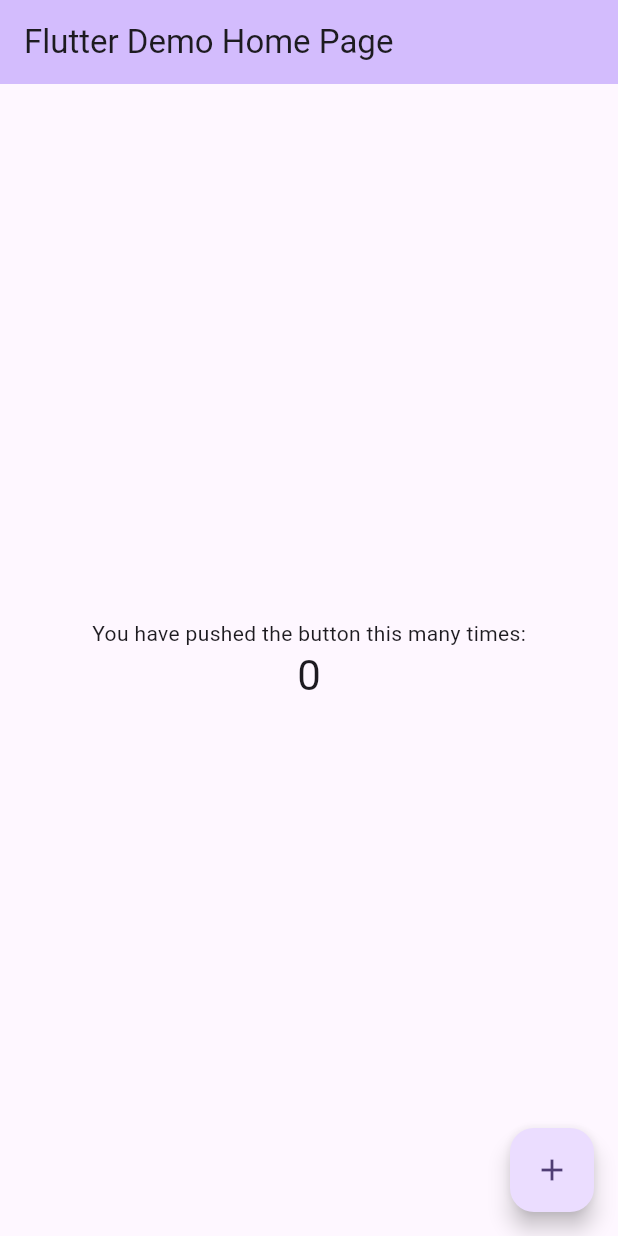
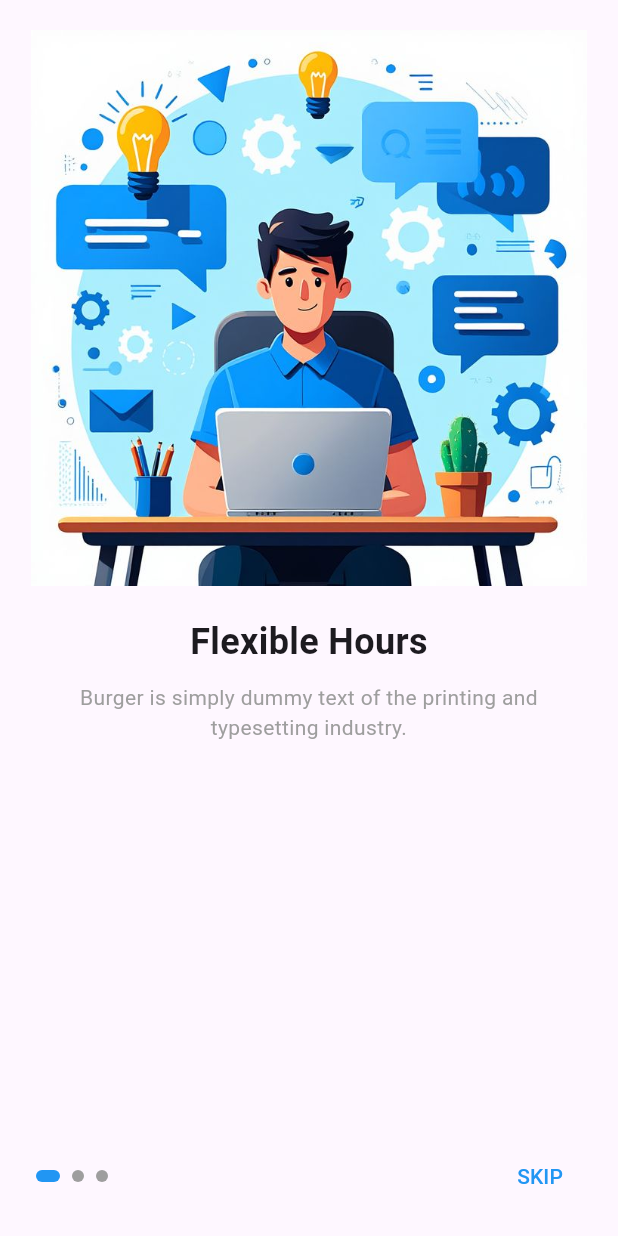
Before and after one commit to mostafa-eltrass/course-app, a Flutter app: the screen it shows after launch, on a phone screen of 412 x 824 dp. Run offline on Flutter 3.47's test engine with Material 3 defaults, Android fonts, the phone set to English and light mode, and no system bars.

Commit message:
create onboarding screen

```diff
--- a/lib/main.dart
+++ b/lib/main.dart
@@ -1,4 +1,5 @@
 import 'package:flutter/material.dart';
+import 'onboarding/onboarding_screen.dart';
 
 void main() {
   runApp(const MyApp());
@@ -7,116 +8,31 @@ void main() {
 class MyApp extends StatelessWidget {
   const MyApp({super.key});
 
-  // This widget is the root of your application.
   @override
   Widget build(BuildContext context) {
     return MaterialApp(
       title: 'Flutter Demo',
+      debugShowCheckedModeBanner: false,
       theme: ThemeData(
-        // This is the theme of your application.
-        //
-        // TRY THIS: Try running your application with "flutter run". You'll see
-        // the application has a purple toolbar. Then, without quitting the app,
-        // try changing the seedColor in the colorScheme below to Colors.green
-        // and then invoke "hot reload" (save your changes or press the "hot
-        // reload" button in a Flutter-supported IDE, or press "r" if you used
-        // the command line to start the app).
-        //
-        // Notice that the counter didn't reset back to zero; the application
-        // state is not lost during the reload. To reset the state, use hot
-        // restart instead.
-        //
-        // This works for code too, not just values: Most code changes can be
-        // tested with just a hot reload.
         colorScheme: ColorScheme.fromSeed(seedColor: Colors.deepPurple),
       ),
-      home: const MyHomePage(title: 'Flutter Demo Home Page'),
+      home: OnBoardingScreen(),
+      routes: {
+        "HomeScreen": (_) => const MyHomePage(title: "Home"),
+      },
     );
   }
 }
 
-class MyHomePage extends StatefulWidget {
+class MyHomePage extends StatelessWidget {
+  final String title;
   const MyHomePage({super.key, required this.title});
-
-  // This widget is the home page of your application. It is stateful, meaning
-  // that it has a State object (defined below) that contains fields that affect
-  // how it looks.
-
-  // This class is the configuration for the state. It holds the values (in this
-  // case the title) provided by the parent (in this case the App widget) and
-  // used by the build method of the State. Fields in a Widget subclass are
-  // always marked "final".
-
-  final String title;
-
-  @override
-  State<MyHomePage> createState() => _MyHomePageState();
-}
-
-class _MyHomePageState extends State<MyHomePage> {
-  int _counter = 0;
-
-  void _incrementCounter() {
-    setState(() {
-      // This call to setState tells the Flutter framework that something has
-      // changed in this State, which causes it to rerun the build method below
-      // so that the display can reflect the updated values. If we changed
-      // _counter without calling setState(), then the build method would not be
-      // called again, and so nothing would appear to happen.
-      _counter++;
-    });
-  }
 
   @override
   Widget build(BuildContext context) {
-    // This method is rerun every time setState is called, for instance as done
-    // by the _incrementCounter method above.
-    //
-    // The Flutter framework has been optimized to make rerunning build methods
-    // fast, so that you can just rebuild anything that needs updating rather
-    // than having to individually change instances of widgets.
     return Scaffold(
-      appBar: AppBar(
-        // TRY THIS: Try changing the color here to a specific color (to
-        // Colors.amber, perhaps?) and trigger a hot reload to see the AppBar
-        // change color while the other colors stay the same.
-        backgroundColor: Theme.of(context).colorScheme.inversePrimary,
-        // Here we take the value from the MyHomePage object that was created by
-        // the App.build method, and use it to set our appbar title.
-        title: Text(widget.title),
-      ),
-      body: Center(
-        // Center is a layout widget. It takes a single child and positions it
-        // in the middle of the parent.
-        child: Column(
-          // Column is also a layout widget. It takes a list of children and
-          // arranges them vertically. By default, it sizes itself to fit its
-          // children horizontally, and tries to be as tall as its parent.
-          //
-          // Column has various properties to control how it sizes itself and
-          // how it positions its children. Here we use mainAxisAlignment to
-          // center the children vertically; the main axis here is the vertical
-          // axis because Columns are vertical (the cross axis would be
-          // horizontal).
-          //
-          // TRY THIS: Invoke "debug painting" (choose the "Toggle Debug Paint"
-          // action in the IDE, or press "p" in the console), to see the
-          // wireframe for each widget.
-          mainAxisAlignment: MainAxisAlignment.center,
-          children: <Widget>[
-            const Text('You have pushed the button this many times:'),
-            Text(
-              '$_counter',
-              style: Theme.of(context).textTheme.headlineMedium,
-            ),
-          ],
-        ),
-      ),
-      floatingActionButton: FloatingActionButton(
-        onPressed: _incrementCounter,
-        tooltip: 'Increment',
-        child: const Icon(Icons.add),
-      ), // This trailing comma makes auto-formatting nicer for build methods.
+      appBar: AppBar(title: Text(title)),
+      body: const Center(child: Text("Welcome To Home Screen!")),
     );
   }
 }
--- /dev/null
+++ b/lib/onboarding/onboarding_model.dart
@@ -0,0 +1,11 @@
+class OnBoardingModel {
+  final String image;
+  final String title;
+  final String desc;
+
+  OnBoardingModel({
+    required this.image,
+    required this.title,
+    required this.desc,
+  });
+}
--- /dev/null
+++ b/lib/onboarding/onboarding_screen.dart
@@ -0,0 +1,134 @@
+import 'package:flutter/material.dart';
+import 'onboarding_model.dart';
+
+class OnBoardingScreen extends StatefulWidget {
+  static String id = "OnBoardingScreen";
+
+  @override
+  _OnBoardingScreenState createState() => _OnBoardingScreenState();
+}
+
+class _OnBoardingScreenState extends State<OnBoardingScreen> {
+  PageController pageController = PageController();
+  int currentIndex = 0;
+
+  List<OnBoardingModel> pages = [
+    OnBoardingModel(
+      image: "assets/images/onboarding1.jpeg",
+      title: "Flexible Hours",
+      desc: "Burger is simply dummy text of the printing and typesetting industry.",
+    ),
+    OnBoardingModel(
+      image: "assets/images/onboarding2.jpeg",
+      title: "Great Earnings",
+      desc: "Burger has been the industry's standard dummy text ever since.",
+    ),
+    OnBoardingModel(
+      image: "assets/images/onboarding3.jpeg",
+      title: "Be Your Own Boss",
+      desc: "Lorem Ipsum has been the industry's standard dummy text ever since.",
+    ),
+  ];
+
+  @override
+  Widget build(BuildContext context) {
+    return Scaffold(
+      body: SafeArea(
+        child: Column(
+          children: [
+
+            Expanded(
+              child: PageView.builder(
+                controller: pageController,
+                itemCount: pages.length,
+                onPageChanged: (index) {
+                  setState(() {
+                    currentIndex = index;
+                  });
+                },
+                itemBuilder: (_, index) {
+                  return Padding(
+                    padding: const EdgeInsets.symmetric(horizontal: 20),
+                    child: Column(
+                      children: [
+                        const SizedBox(height: 20),
+                        Image.asset(
+                          pages[index].image,
+                          height: MediaQuery.of(context).size.height * 0.45,
+                          fit: BoxFit.cover,
+                        ),
+
+                        const SizedBox(height: 20),
+                        Text(
+                          pages[index].title,
+                          style: const TextStyle(
+                              fontSize: 24, fontWeight: FontWeight.bold),
+                          textAlign: TextAlign.center,
+                        ),
+                        const SizedBox(height: 10),
+                        Text(
+                          pages[index].desc,
+                          style: const TextStyle(
+                              fontSize: 14, color: Colors.grey),
+                          textAlign: TextAlign.center,
+                        ),
+                      ],
+                    ),
+                  );
+                },
+              ),
+            ),
+            Padding(
+              padding: const EdgeInsets.symmetric(horizontal: 20, vertical: 16),
+              child: Row(
+                mainAxisAlignment: MainAxisAlignment.spaceBetween,
+                children: [
+                  Row(
+                    children: List.generate(
+                      pages.length,
+                          (index) => GestureDetector(
+                        onTap: () {
+                          pageController.animateToPage(
+                            index,
+                            duration: Duration(milliseconds: 300),
+                            curve: Curves.easeInOut,
+                          );
+                        },
+                        child: AnimatedContainer(
+                          duration: Duration(milliseconds: 300),
+                          margin: EdgeInsets.all(4),
+                          width: currentIndex == index ? 16 : 8,
+                          height: 8,
+                          decoration: BoxDecoration(
+                            color: currentIndex == index ? Colors.blue : Colors.grey,
+                            borderRadius: BorderRadius.circular(10),
+                          ),
+                        ),
+                      ),
+                    ),
+                  ),
+                  currentIndex == pages.length - 1
+                      ? ElevatedButton(
+                    onPressed: () {
+                      Navigator.pushReplacementNamed(context, "HomeScreen");
+                    },
+                    child: Text("GET STARTED"),
+                  )
+                      : TextButton(
+                    onPressed: () {
+                      Navigator.pushReplacementNamed(context, "HomeScreen");
+                    },
+                    child: Text(
+                      "SKIP",
+                      style: TextStyle(color: Colors.blue),
+                    ),
+                  ),
+                ],
+              ),
+            )
+          ],
+        ),
+      ),
+    );
+  }
+}
--- a/pubspec.yaml
+++ b/pubspec.yaml
@@ -58,9 +58,9 @@ flutter:
   uses-material-design: true
 
   # To add assets to your application, add an assets section, like this:
-  # assets:
-  #   - images/a_dot_burr.jpeg
-  #   - images/a_dot_ham.jpeg
+  assets:
+     - assets/images/
+
 
   # An image asset can refer to one or more resolution-specific "variants", see
   # https://flutter.dev/to/resolution-aware-images
```
Also changed, not shown: assets/images/onboarding1.jpeg (added), assets/images/onboarding2.jpeg (added), assets/images/onboarding3.jpeg (added).
